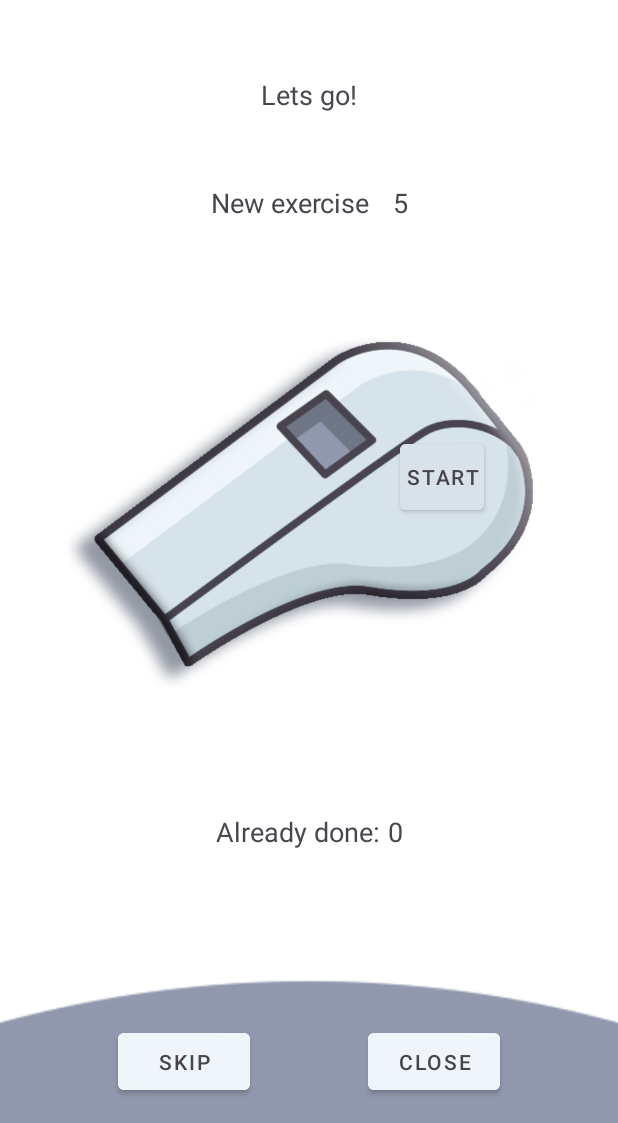
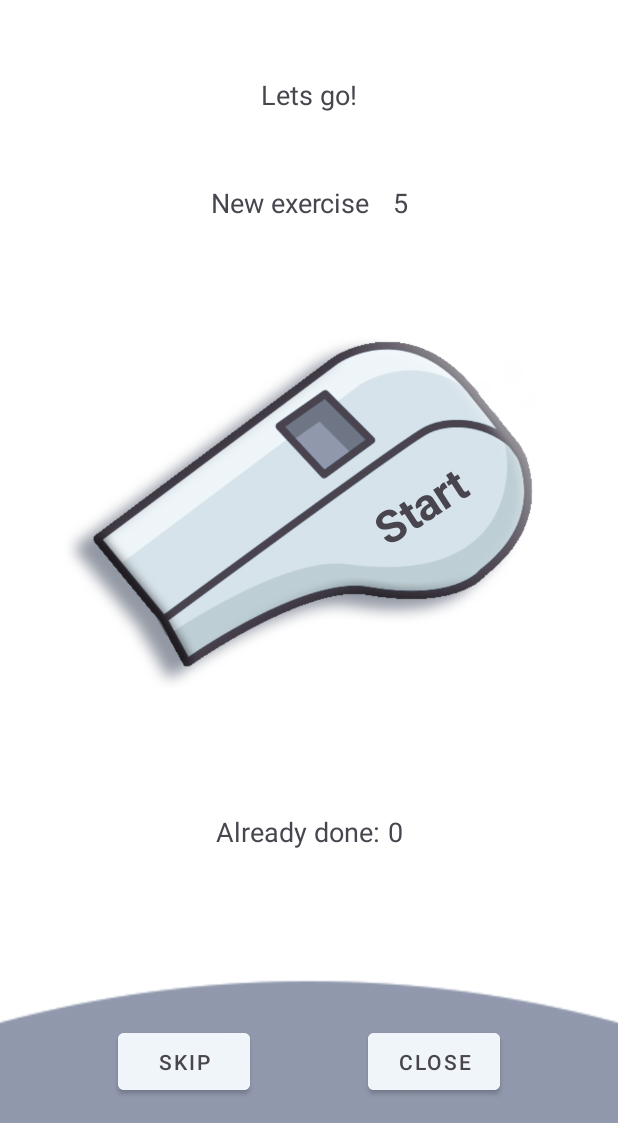
Before and after one commit to ArtyseevWork/Healthy-Work, an Android app: the ToDoActivity screen opened directly, with no data from a screen before it, on a phone screen of 412 x 824 dp, the part 113-1236 px from its top. Run offline under Robolectric (Android 15) with nearby library versions, the phone set to English and light mode, and no system bars.

Commit message:
art activity_todo animate main button
and some fixes

```diff
--- a/app/src/main/java/com/mordansoft/healthywork/MainActivity.java
+++ b/app/src/main/java/com/mordansoft/healthywork/MainActivity.java
@@ -106,7 +106,6 @@ public class MainActivity extends AppCompatActivity {
         startActivity(intent);
     };
 
-
     private  final View.OnTouchListener handleTouch = new View.OnTouchListener() {
         @Override
         public boolean onTouch(View v, MotionEvent event) {
--- a/app/src/main/res/layout/activity_main.xml
+++ b/app/src/main/res/layout/activity_main.xml
@@ -72,9 +72,8 @@
             style="@style/general_main_button_text_style"
             android:layout_width="70dp"
             android:layout_height="70dp"
+            android:rotation="-33"
             android:text="@string/activity_main_start"
-            android:rotation="-33"
-
             app:layout_constraintBottom_toBottomOf="parent"
             app:layout_constraintEnd_toEndOf="parent"
             app:layout_constraintHorizontal_bias="0.822"
--- a/app/src/main/res/layout/activity_to_do.xml
+++ b/app/src/main/res/layout/activity_to_do.xml
@@ -39,22 +39,23 @@
         android:backgroundTintMode="add"
         app:layout_constraintBottom_toTopOf="@+id/cl_bottom"
         app:layout_constraintEnd_toEndOf="parent"
+        app:layout_constraintHorizontal_bias="0.493"
         app:layout_constraintStart_toStartOf="parent"
         app:layout_constraintTop_toBottomOf="@+id/cl_top">
 
-
-        <Button
+        <TextView
             android:id="@+id/btn_todo_positive"
-            style="@style/button_style2"
-            android:layout_width="56dp"
-            android:layout_height="56dp"
+            style="@style/general_main_button_text_style"
+            android:layout_width="70dp"
+            android:layout_height="70dp"
+            android:rotation="-33"
             android:text="@string/activity_main_start"
             app:layout_constraintBottom_toBottomOf="parent"
             app:layout_constraintEnd_toEndOf="parent"
             app:layout_constraintHorizontal_bias="0.822"
             app:layout_constraintStart_toStartOf="parent"
             app:layout_constraintTop_toTopOf="parent"
-            app:layout_constraintVertical_bias="0.46" />
+            app:layout_constraintVertical_bias="0.61" />
 
 
     </androidx.constraintlayout.widget.ConstraintLayout>
```
Also changed, not shown: app/src/main/java/com/mordansoft/healthywork/Schedule.java (+7 -0 lines), app/src/main/java/com/mordansoft/healthywork/ToDoActivity.java (+21 -0 lines).
